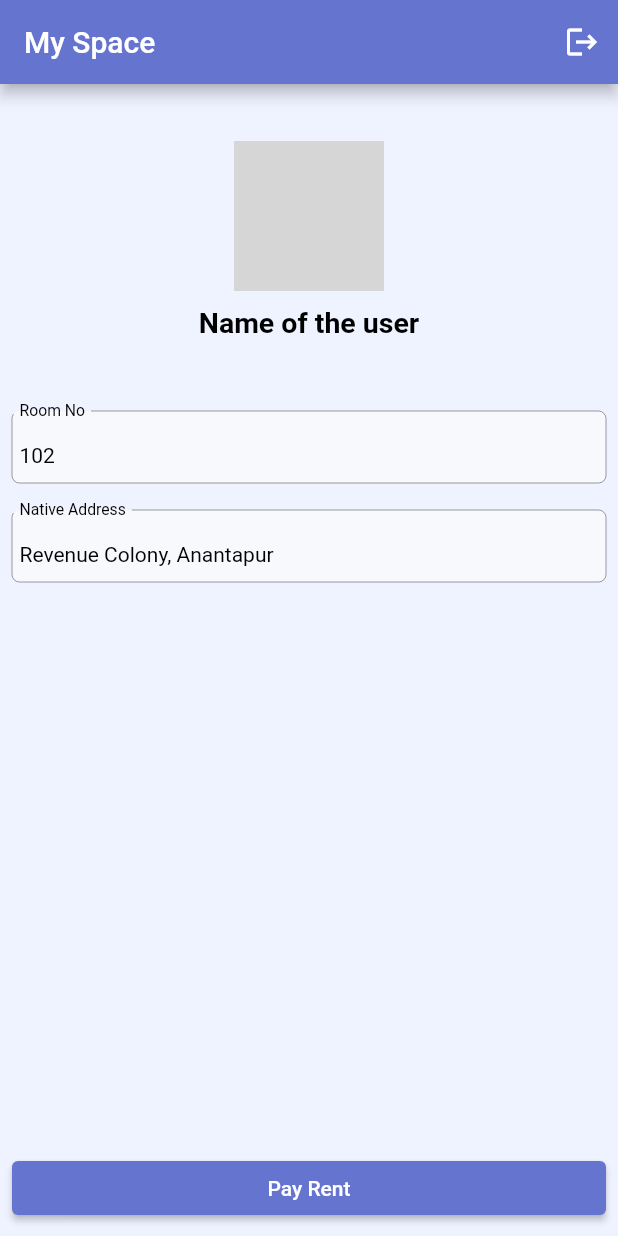
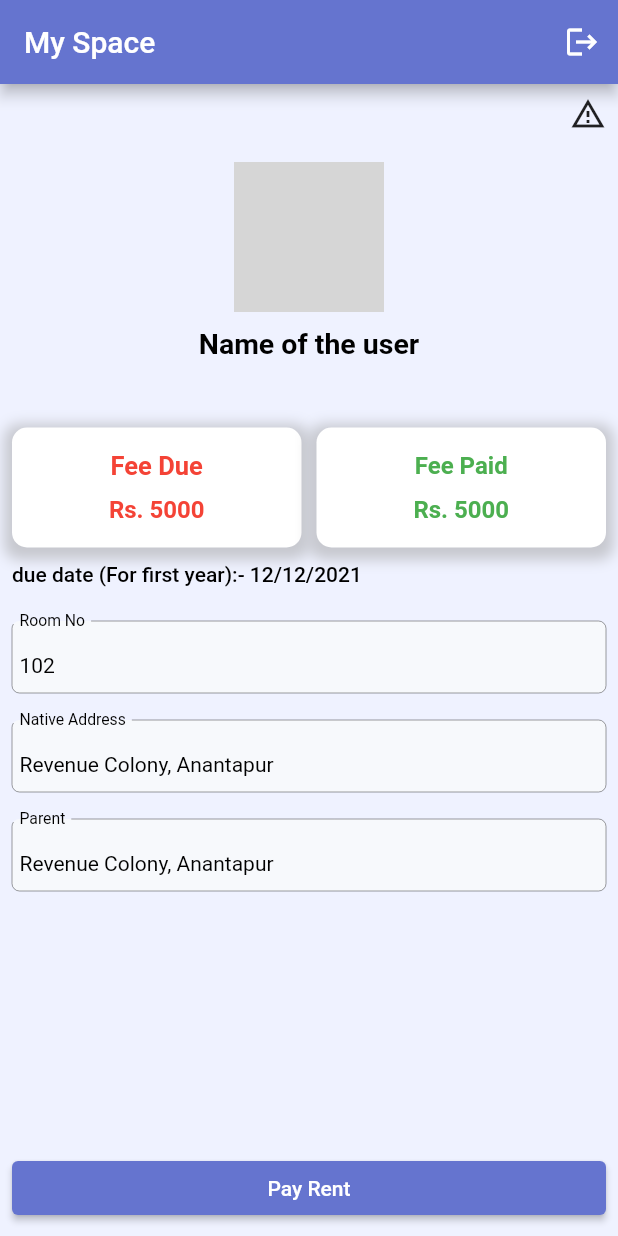
Before and after one commit to dev-vamsidhar/hostely, a Flutter app: the HomePage screen opened directly, on a phone screen of 412 x 824 dp. Run offline on Flutter 3.47's test engine with Material 2 defaults, Android fonts, the phone set to English and light mode, and no system bars; our stand-ins replace cloud_firestore, firebase_auth, firebase_core, flutter_easyloading, get, shared_preferences; accounts and stored records are empty; network calls fail; grey boxes are pictures that could not be loaded.

Commit message:
payment ui

```diff
--- a/lib/controllers/payments.controll.dart
+++ b/lib/controllers/payments.controll.dart
@@ -4,7 +4,6 @@ import 'package:get/get.dart';
 class PaymentController extends GetxController {
   @override
   void onInit() {
-    // TODO: implement onInit
     super.onInit();
   }
 
--- a/lib/views/user.view.dart
+++ b/lib/views/user.view.dart
@@ -16,8 +16,15 @@ class UserPage extends StatelessWidget {
           padding: const EdgeInsets.all(8.0),
           child: Column(
             children: [
+              InkWell(
+                onTap: () {},
+                child: Row(
+                  mainAxisAlignment: MainAxisAlignment.end,
+                  children: const [Icon(Icons.report_problem_outlined)],
+                ),
+              ),
               const SizedBox(
-                height: 30,
+                height: 20,
               ),
               Center(
                 child: CircleAvatar(
@@ -27,7 +34,8 @@ class UserPage extends StatelessWidget {
                   child: Container(),
                 ),
               ),
-              const Padding(
+              Center(
+                child: const Padding(
                   padding: EdgeInsets.all(10.0),
                   child: Text(
                     'Name of the user',
@@ -37,8 +45,111 @@ class UserPage extends StatelessWidget {
                         fontWeight: FontWeight.bold),
                   ),
                 ),
+              ),
               SizedBox(
                 height: 35,
+              ),
+              Row(
+                children: [
+                  // Two boxes one for fee due one for fee paid
+                  Expanded(
+                    child: Container(
+                      height: 80,
+                      decoration: BoxDecoration(
+                        color: Colors.white,
+                        borderRadius: BorderRadius.circular(10),
+                        boxShadow: [
+                          BoxShadow(
+                            color: Colors.grey.withOpacity(0.5),
+                            spreadRadius: 5,
+                            blurRadius: 7,
+                            offset: const Offset(0, 3),
+                          ),
+                        ],
+                      ),
+                      child: Column(
+                        mainAxisAlignment: MainAxisAlignment.center,
+                        children: const [
+                          Text(
+                            "Fee Due",
+                            style: const TextStyle(
+                                color: Colors.red,
+                                fontSize: 17,
+                                fontWeight: FontWeight.bold),
+                          ),
+                          const SizedBox(
+                            height: 10,
+                          ),
+                          Text(
+                            "Rs. 5000",
+                            style: const TextStyle(
+                                color: Colors.red,
+                                fontSize: 16,
+                                fontWeight: FontWeight.bold),
+                          ),
+                        ],
+                      ),
+                    ),
+                  ),
+                  const SizedBox(
+                    width: 10,
+                  ),
+                  Expanded(
+                    child: Container(
+                      height: 80,
+                      decoration: BoxDecoration(
+                        color: Colors.white,
+                        borderRadius: BorderRadius.circular(10),
+                        boxShadow: [
+                          BoxShadow(
+                            color: Colors.grey.withOpacity(0.5),
+                            spreadRadius: 5,
+                            blurRadius: 7,
+                            offset: const Offset(0, 3),
+                          ),
+                        ],
+                      ),
+                      child: Column(
+                        mainAxisAlignment: MainAxisAlignment.center,
+                        children: [
+                          Text(
+                            "Fee Paid",
+                            style: const TextStyle(
+                                color: Colors.green,
+                                fontSize: 16,
+                                fontWeight: FontWeight.bold),
+                          ),
+                          const SizedBox(
+                            height: 10,
+                          ),
+                          Text(
+                            "Rs. 5000",
+                            style: const TextStyle(
+                                color: Colors.green,
+                                fontSize: 16,
+                                fontWeight: FontWeight.bold),
+                          ),
+                        ],
+                      ),
+                    ),
+                  ),
+                ],
+              ),
+              const SizedBox(
+                height: 10,
+              ),
+             const Align(
+                alignment: Alignment.bottomLeft,
+                child: const Text(
+                  "due date (For first year):- 12/12/2021",
+                  style: TextStyle(
+                      color: Colors.black,
+                      fontSize: 14,
+                      fontWeight: FontWeight.w500),
+                ),
+              ),
+              const SizedBox(
+                height: 20,
               ),
               customTextFeild(
                   hintText: "Room No",
@@ -54,6 +165,11 @@ class UserPage extends StatelessWidget {
               const SizedBox(
                 height: 12,
               ),
+              customTextFeild(
+                  hintText: "Parent",
+                  textEditingController: TextEditingController(),
+                  currentValue: "Revenue Colony, Anantapur",
+                  isEnabled: false),
             ],
           ),
         ),
```
Lines whose indentation alone changed are shown as unchanged.
